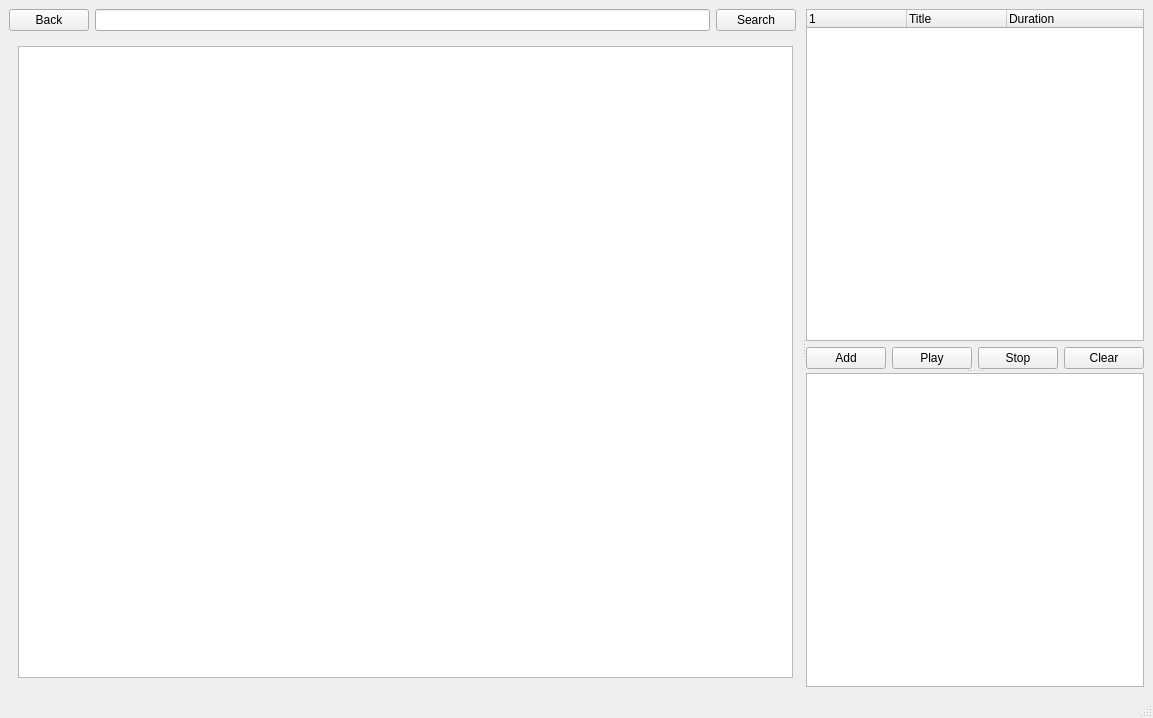
The window that qobuz.ui (delleceste/qobuz-qt) describes before a commit, drawn with Qt 5.
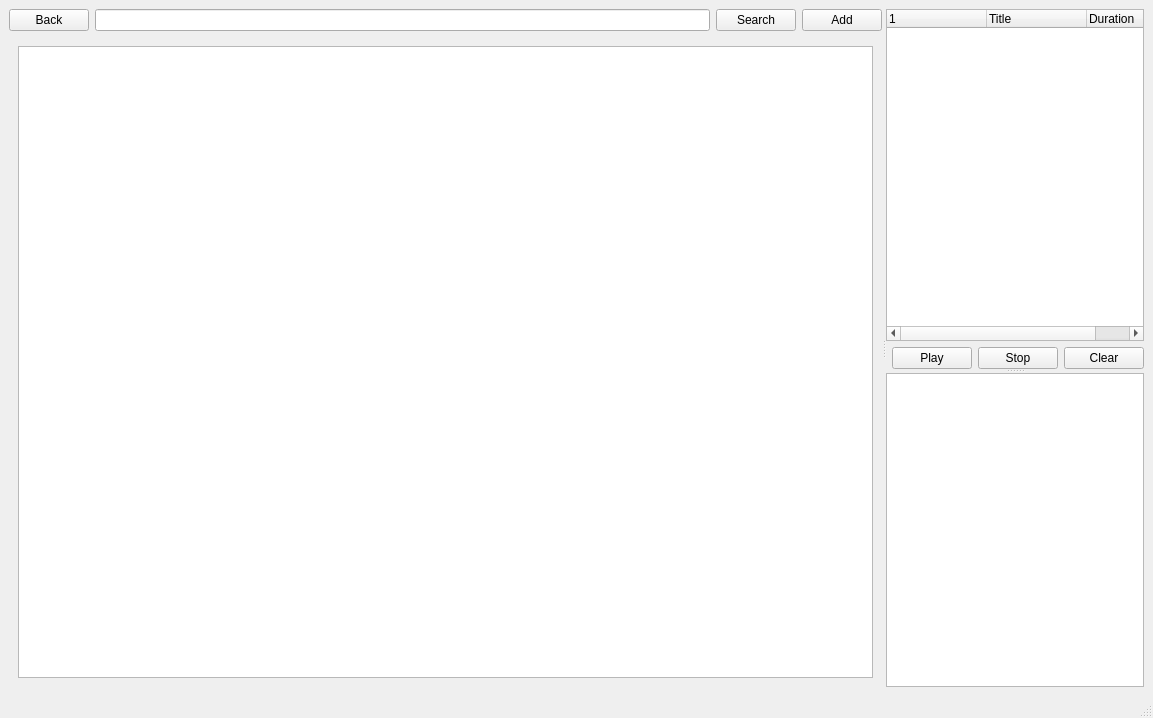
The same window after the commit.

What changed in the file:
```diff
--- a/qobuz.ui
+++ b/qobuz.ui
@@ -80,6 +80,13 @@
           </widget>
          </widget>
         </item>
+        <item row="0" column="3">
+         <widget class="QPushButton" name="pbAdd">
+          <property name="text">
+           <string>Add</string>
+          </property>
+         </widget>
+        </item>
        </layout>
       </widget>
       <widget class="QWidget" name="wRight" native="true">
@@ -118,13 +125,6 @@
               </property>
              </widget>
             </item>
-            <item row="1" column="0">
-             <widget class="QPushButton" name="pbAdd">
-              <property name="text">
-               <string>Add</string>
-              </property>
-             </widget>
-            </item>
             <item row="0" column="0" colspan="4">
              <widget class="QTreeWidget" name="tw">
               <column>
```
Left out of the diff: 4 changed lines with no effect on the pictures.
